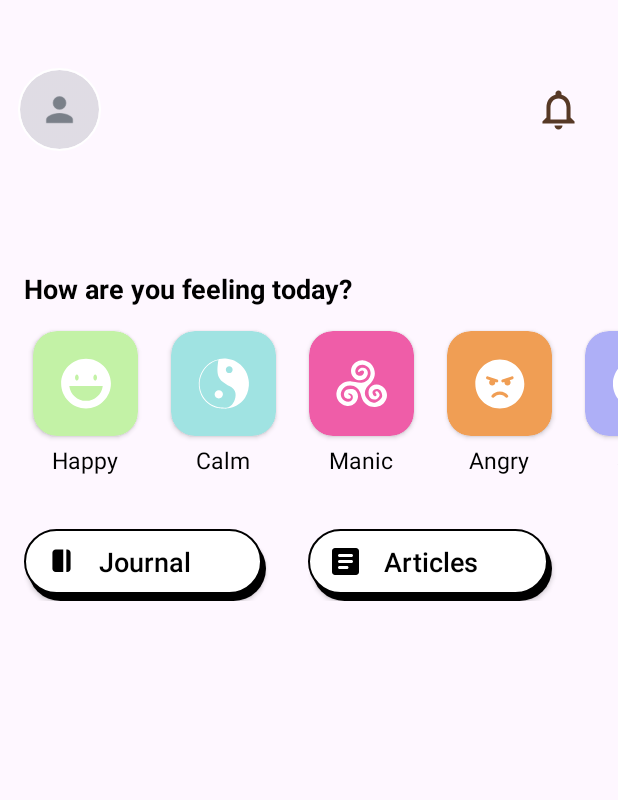
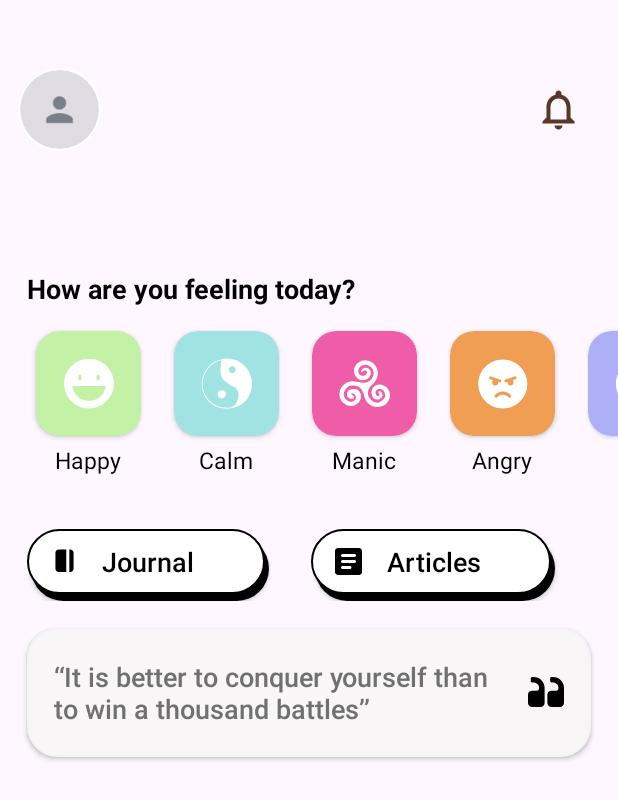
Before and after one commit to whatDeepak/Eclipsify, an Android app: the screen it shows after launch once a user with an empty profile is signed in (MainActivity), on a phone screen of 412 x 824 dp. Shown: the top 800 px of the screen. Run offline under Robolectric (Android 15) with nearby library versions, the phone set to English and light mode, and no system bars; our stand-ins replace CircleImageView, Firebase (no records; nobody signed in at launch, a user with empty details on screens opened directly); Roboto replaces fonts that are not available here.

Commit message:
@1.0.11 MainPageWIP quotes

```diff
--- /dev/null
+++ b/app/src/main/res/drawable/main_quotes.xml
@@ -0,0 +1,13 @@
+<vector xmlns:android="http://schemas.android.com/apk/res/android"
+    android:width="24dp"
+    android:height="20dp"
+    android:viewportWidth="24"
+    android:viewportHeight="20">
+  <group>
+    <clip-path
+        android:pathData="M24,0l-24,0l-0,20l24,0z"/>
+    <path
+        android:pathData="M12.923,11.818V17.273C12.923,18.03 13.192,18.674 13.731,19.205C14.269,19.735 14.923,20 15.692,20H21.231C22,20 22.654,19.735 23.192,19.205C23.731,18.674 24,18.03 24,17.273V7.273C24,6.288 23.805,5.348 23.416,4.453C23.026,3.558 22.5,2.784 21.837,2.131C21.173,1.477 20.387,0.959 19.478,0.575C18.57,0.192 17.615,0 16.615,0H15.692C15.442,0 15.226,0.09 15.043,0.27C14.861,0.45 14.769,0.663 14.769,0.909V2.727C14.769,2.973 14.861,3.187 15.043,3.366C15.226,3.546 15.442,3.636 15.692,3.636H16.615C17.635,3.636 18.505,3.991 19.226,4.702C19.947,5.412 20.308,6.269 20.308,7.273V7.727C20.308,8.106 20.173,8.428 19.904,8.693C19.635,8.958 19.308,9.091 18.923,9.091H15.692C14.923,9.091 14.269,9.356 13.731,9.886C13.192,10.417 12.923,11.061 12.923,11.818ZM0,11.818V17.273C0,18.03 0.269,18.674 0.808,19.205C1.346,19.735 2,20 2.769,20H8.308C9.077,20 9.731,19.735 10.269,19.205C10.808,18.674 11.077,18.03 11.077,17.273V7.273C11.077,6.288 10.882,5.348 10.493,4.453C10.103,3.558 9.577,2.784 8.913,2.131C8.25,1.477 7.464,0.959 6.555,0.575C5.647,0.192 4.692,0 3.692,0H2.769C2.519,0 2.303,0.09 2.12,0.27C1.938,0.45 1.846,0.663 1.846,0.909V2.727C1.846,2.973 1.938,3.187 2.12,3.366C2.303,3.546 2.519,3.636 2.769,3.636H3.692C4.712,3.636 5.582,3.991 6.303,4.702C7.024,5.412 7.385,6.269 7.385,7.273V7.727C7.385,8.106 7.25,8.428 6.981,8.693C6.712,8.958 6.385,9.091 6,9.091H2.769C2,9.091 1.346,9.356 0.808,9.886C0.269,10.417 0,11.061 0,11.818Z"
+        android:fillColor="#000000"/>
+  </group>
+</vector>
--- /dev/null
+++ b/app/src/main/res/drawable/shape_button_rounded_quotes.xml
@@ -0,0 +1,11 @@
+<?xml version="1.0" encoding="utf-8"?>
+<layer-list xmlns:android="http://schemas.android.com/apk/res/android">
+    <!-- White foreground. -->
+    <item >
+        <shape>
+            <stroke android:color="#F4F4F4" android:width="1dp"/>-->
+            <solid android:color="#F8F6F6" />
+            <corners android:radius="30px"/>
+        </shape>
+    </item>
+</layer-list>
--- a/app/src/main/res/layout/activity_main.xml
+++ b/app/src/main/res/layout/activity_main.xml
@@ -64,7 +64,7 @@
             android:layout_width="wrap_content"
             android:layout_height="wrap_content"
             android:layout_centerInParent="true"
-            android:layout_marginStart="16dp"
+            android:layout_marginStart="18dp"
             android:layout_marginTop="20dp"
             android:textColor="#371B34"
             android:textSize="25sp"
@@ -82,7 +82,7 @@
             app:layout_constraintStart_toStartOf="parent"
             app:layout_constraintEnd_toEndOf="parent"
             android:layout_marginTop="25dp"
-            android:layout_marginStart="16dp"
+            android:layout_marginStart="18dp"
             >
 
             <TextView
@@ -104,54 +104,75 @@
         </LinearLayout>
 
         <LinearLayout
+            android:id="@+id/linearLayout"
             android:layout_width="match_parent"
             android:layout_height="wrap_content"
+            android:layout_marginStart="18dp"
+            android:layout_marginTop="30dp"
             android:orientation="horizontal"
-            app:layout_constraintTop_toBottomOf="@id/daily_checkin"
+            app:layout_constraintEnd_toEndOf="parent"
             app:layout_constraintStart_toStartOf="parent"
-            app:layout_constraintEnd_toEndOf="parent"
-            android:layout_marginTop="30dp"
-            android:layout_marginStart="16dp">
+            app:layout_constraintTop_toBottomOf="@id/daily_checkin">
 
             <androidx.appcompat.widget.AppCompatButton
                 android:id="@+id/btn_journal"
                 android:layout_width="wrap_content"
                 android:layout_height="wrap_content"
                 android:layout_marginEnd="20dp"
-                android:paddingHorizontal="16dp"
-                android:paddingEnd="50dp"
+                android:background="@drawable/shape_button_rounded_white"
                 android:drawableStart="@drawable/main_journal"
                 android:drawablePadding="16dp"
-                android:background="@drawable/shape_button_rounded_white"
                 android:foreground="?attr/selectableItemBackground"
                 android:gravity="center"
+                android:paddingHorizontal="16dp"
                 android:paddingTop="@dimen/btn_paddingTop"
+                android:paddingEnd="50dp"
                 android:paddingBottom="12dp"
                 android:text="Journal"
                 android:textAllCaps="false"
                 android:textColor="@android:color/black"
-                android:textSize="18sp">
-            </androidx.appcompat.widget.AppCompatButton>
+                android:textSize="18sp"></androidx.appcompat.widget.AppCompatButton>
 
             <androidx.appcompat.widget.AppCompatButton
                 android:id="@+id/btn_articles"
                 android:layout_width="wrap_content"
                 android:layout_height="wrap_content"
                 android:layout_marginStart="8dp"
-                android:paddingHorizontal="16dp"
-                android:paddingEnd="50dp"
+                android:background="@drawable/shape_button_rounded_white"
                 android:drawableStart="@drawable/main_articles"
                 android:drawablePadding="16dp"
-                android:background="@drawable/shape_button_rounded_white"
                 android:foreground="?attr/selectableItemBackground"
                 android:gravity="center"
+                android:paddingHorizontal="16dp"
                 android:paddingTop="@dimen/btn_paddingTop"
+                android:paddingEnd="50dp"
                 android:paddingBottom="12dp"
                 android:text="Articles"
                 android:textAllCaps="false"
                 android:textColor="@android:color/black"
-                android:textSize="18sp">
-            </androidx.appcompat.widget.AppCompatButton>
+                android:textSize="18sp"></androidx.appcompat.widget.AppCompatButton>
         </LinearLayout>
+
+        <androidx.appcompat.widget.AppCompatButton
+            android:id="@+id/btn_quotes"
+            android:layout_width="match_parent"
+            android:layout_height="wrap_content"
+            android:background="@drawable/shape_button_rounded_quotes"
+            android:drawableEnd="@drawable/main_quotes"
+            android:drawablePadding="16dp"
+            android:foreground="?attr/selectableItemBackground"
+            android:gravity="left"
+            android:paddingHorizontal="18dp"
+            android:paddingVertical="20dp"
+            android:layout_margin="18dp"
+            android:text="“It is better to conquer yourself than to win a thousand battles”"
+            android:textAllCaps="false"
+            android:textColor="#707070"
+            android:textSize="18sp"
+            app:layout_constraintEnd_toEndOf="parent"
+            app:layout_constraintStart_toStartOf="parent"
+            app:layout_constraintTop_toBottomOf="@+id/linearLayout">
+
+        </androidx.appcompat.widget.AppCompatButton>
     </androidx.constraintlayout.widget.ConstraintLayout>
 </androidx.constraintlayout.widget.ConstraintLayout>
```
